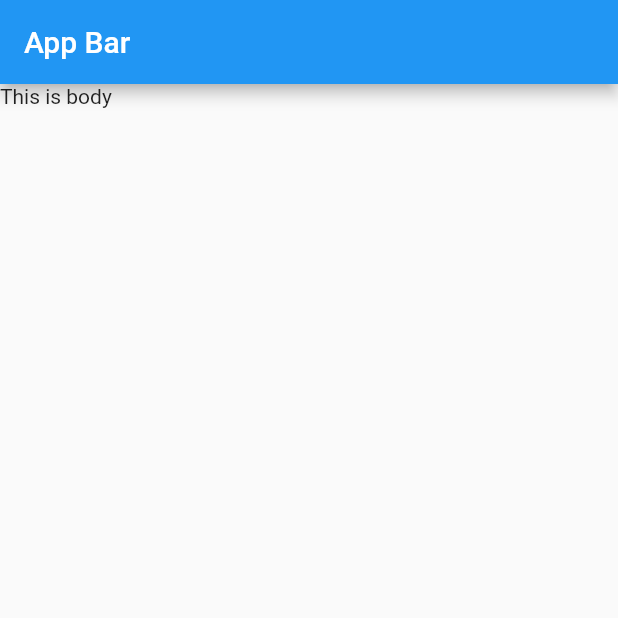
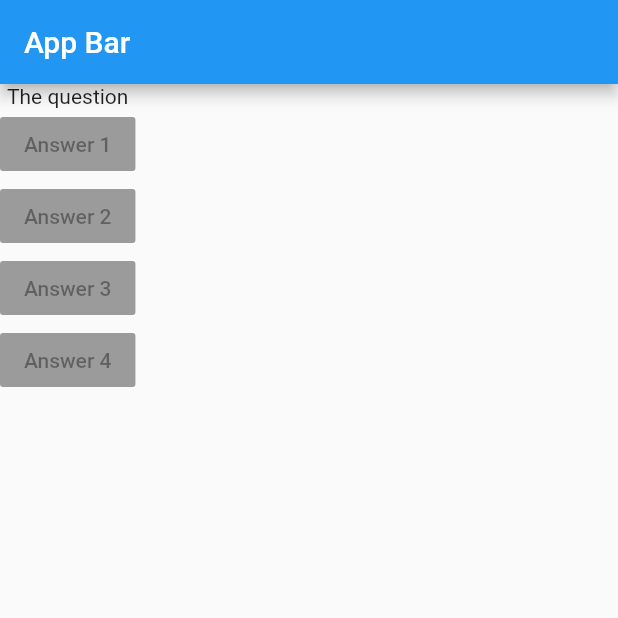
Before and after one commit to Karibayasmin/flutter_learning_progress_from_course, a Flutter app: the screen it shows after launch, on a phone screen of 412 x 824 dp, the top half of it. Run offline on Flutter 3.47's test engine with Material 2 defaults, Android fonts, the phone set to English and light mode, and no system bars.

Commit message:
Till Video 31 Completed

```diff
--- a/lib/main.dart
+++ b/lib/main.dart
@@ -11,7 +11,28 @@ class MyApp extends StatelessWidget{
        appBar: AppBar(
          title: Text('App Bar'),
        ),
-       body: Text('This is body'),
+       body: Column(
+         children: [
+           Text('The question'),
+
+           RaisedButton(
+             child: Text('Answer 1'),
+             onPressed: (null),
+           ),
+           RaisedButton(
+             child: Text('Answer 2'),
+             onPressed: (null),
+           ),
+           RaisedButton(
+             child: Text('Answer 3'),
+             onPressed: (null),
+           ),
+           RaisedButton(
+             child: Text('Answer 4'),
+             onPressed: (null),
+           ),
+         ],
+       ),
       ),
      );
   }
```
